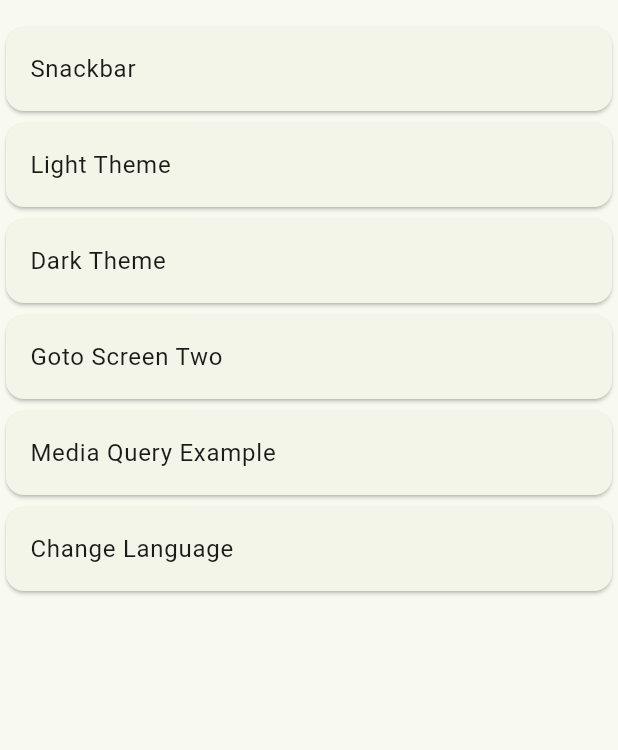
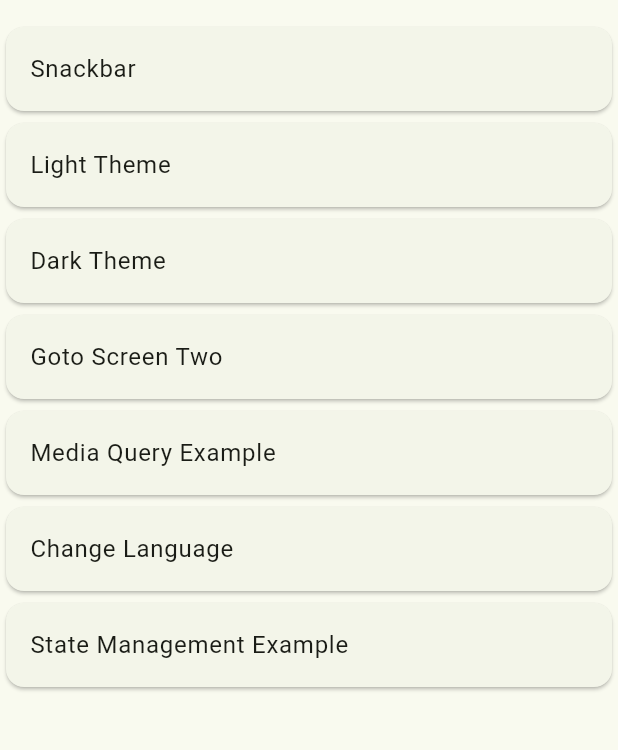
Before and after one commit to Ankit5125/Flutter-GetX-Practice, a Flutter app: the screen it shows after launch, on a phone screen of 412 x 824 dp, the part 63-813 px from its top. Run offline on Flutter 3.47's test engine with Material 3 defaults, Android fonts, the phone set to English and light mode, and no system bars; our stand-ins replace get.

Commit message:
learned getX state Management

```diff
--- a/lib/Screens/HomePage.dart
+++ b/lib/Screens/HomePage.dart
@@ -5,6 +5,7 @@ import 'package:getx_practice/Widgest/DarkTheme.dart';
 import 'package:getx_practice/Widgest/LightTheme.dart';
 import 'package:getx_practice/Widgest/Snackbar.dart';
 import 'package:getx_practice/Widgest/MediaQuery.dart';
+import 'package:getx_practice/Widgest/StateManagment.dart';
 
 class HomePage extends StatelessWidget {
   const HomePage({super.key});
@@ -21,6 +22,7 @@ class HomePage extends StatelessWidget {
           Navigator(),
           MediaQuery(),
           Localization(),
+          StateManagment(),
         ],
       ),
     );
--- /dev/null
+++ b/lib/Widgest/StateManagment.dart
@@ -0,0 +1,19 @@
+import 'package:flutter/material.dart';
+import 'package:get/get.dart';
+import 'package:getx_practice/Screens/StateManagementScreen/StateManagementScreen.dart';
+
+class StateManagment extends StatelessWidget {
+  const StateManagment({super.key});
+
+  @override
+  Widget build(BuildContext context) {
+    return Card(
+      child: ListTile(
+        title: Text("State Management Example"),
+        onTap: () {
+          Get.to(StateManagementScreen());
+        },
+      ),
+    );
+  }
+}
```
Also changed, not shown: lib/Classes/CounterClass.dart (added, +9 -0 lines), lib/Screens/StateManagementScreen/StateManagementScreen.dart (added, +35 -0 lines).
